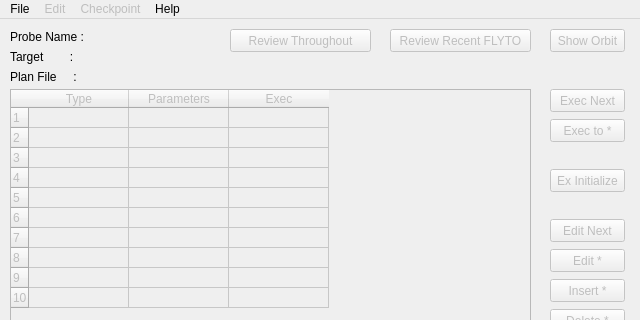
whiskie14142/SolarSystemVoyager, file ui/mainwindow.ui: the form before one commit; both pictures show x 0 to 640 and y 0 to 320 of the 640 by 700 pixel window.
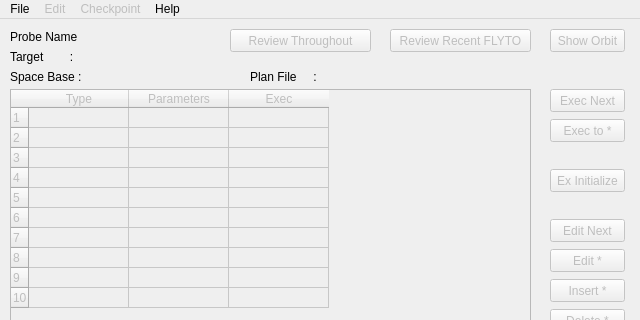
The form after the commit.

Patch:
```diff
--- a/ui/mainwindow.ui
+++ b/ui/mainwindow.ui
@@ -223,7 +223,7 @@
      <rect>
       <x>10</x>
       <y>10</y>
-      <width>81</width>
+      <width>71</width>
       <height>16</height>
      </rect>
     </property>
@@ -236,7 +236,7 @@
      <rect>
       <x>10</x>
       <y>30</y>
-      <width>81</width>
+      <width>71</width>
       <height>16</height>
      </rect>
     </property>
@@ -268,7 +268,7 @@
      <rect>
       <x>90</x>
       <y>30</y>
-      <width>231</width>
+      <width>141</width>
       <height>16</height>
      </rect>
     </property>
@@ -307,9 +307,9 @@
    <widget class="QLabel" name="label_3">
     <property name="geometry">
      <rect>
-      <x>10</x>
+      <x>250</x>
       <y>50</y>
-      <width>81</width>
+      <width>71</width>
       <height>16</height>
      </rect>
     </property>
@@ -320,9 +320,9 @@
    <widget class="QLabel" name="manfilename">
     <property name="geometry">
      <rect>
-      <x>90</x>
+      <x>322</x>
       <y>50</y>
-      <width>231</width>
+      <width>301</width>
       <height>16</height>
      </rect>
     </property>
@@ -1197,6 +1197,38 @@
      <bool>true</bool>
     </property>
    </widget>
+   <widget class="QLabel" name="label_23">
+    <property name="geometry">
+     <rect>
+      <x>10</x>
+      <y>50</y>
+      <width>71</width>
+      <height>16</height>
+     </rect>
+    </property>
+    <property name="text">
+     <string>Space Base :</string>
+    </property>
+   </widget>
+   <widget class="QLabel" name="spacebase">
+    <property name="geometry">
+     <rect>
+      <x>90</x>
+      <y>50</y>
+      <width>141</width>
+      <height>16</height>
+     </rect>
+    </property>
+    <property name="font">
+     <font>
+      <family>Lucida Console</family>
+      <pointsize>9</pointsize>
+     </font>
+    </property>
+    <property name="text">
+     <string/>
+    </property>
+   </widget>
   </widget>
   <widget class="QMenuBar" name="menubar">
    <property name="geometry">
```
